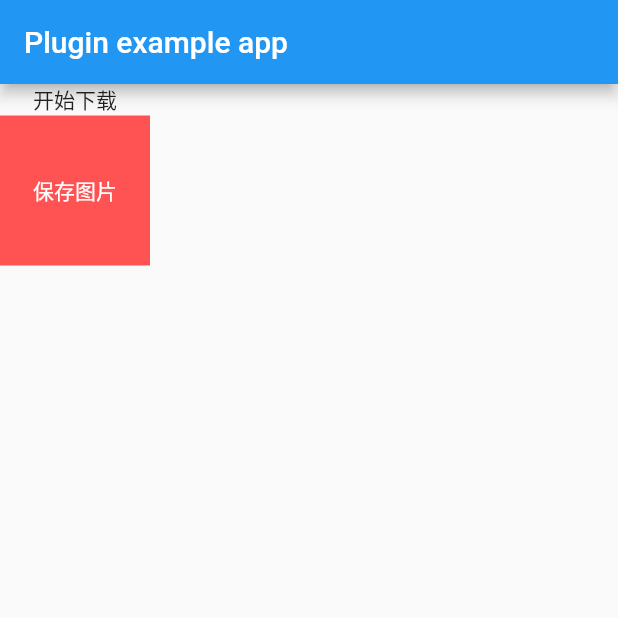
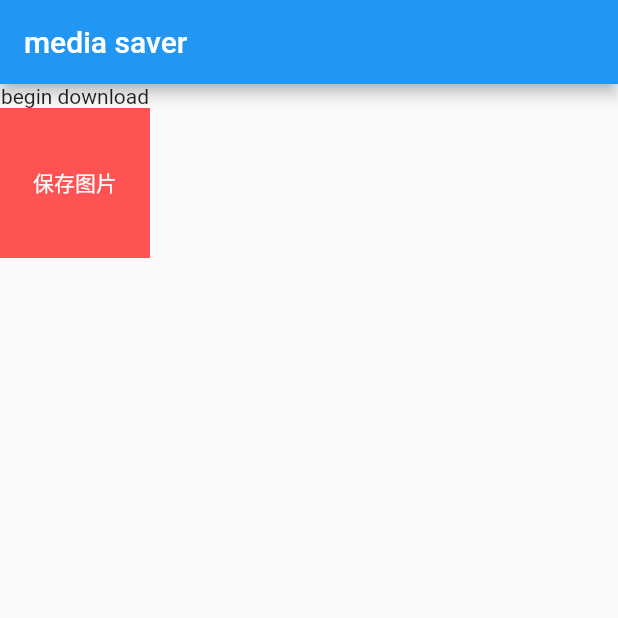
Before and after one commit to FlutterFans/media_saver, a Flutter app: the screen it shows after launch, after a tap on "保存图片", on a phone screen of 412 x 824 dp, the top half of it. Run offline on Flutter 3.47's test engine with Material 2 defaults, Android fonts, the phone set to English and light mode, and no system bars; our stand-ins replace dio; network calls fail.

Commit message:
update code
Signed-off-by: yk3372 <yk3372@gmail.com>

```diff
--- a/example/lib/main.dart
+++ b/example/lib/main.dart
@@ -22,24 +22,24 @@ class _MyAppState extends State<MyApp> {
 
   void _saveImage() async {
     setState(() {
-      state = '开始下载';
+      state = 'begin download';
     });
     var response = await Dio().get(
-      'http://a4.att.hudong.com/21/09/01200000026352136359091694357.jpg',
+      'https://flutter.dev/assets/flutter-lockup-c13da9c9303e26b8d5fc208d2a1fa20c1ef47eb021ecadf27046dea04c0cebf6.png',
       options: Options(responseType: ResponseType.bytes),
     );
     setState(() {
-      state = '下载完成保存中...';
+      state = 'download success, saving...';
     });
 
     String path = await MediaSaver.saveImage(
       Uint8List.fromList(response.data),
       imageType: ImageType.JPG,
-//      fileName: 'saveFileName',
-//      directory: 'demo',
+      fileName: 'saveFileName',
+      directory: 'demo',
     );
     setState(() {
-      state = '保存成功： $path';
+      state = 'savePath： $path';
     });
   }
 
@@ -48,7 +48,7 @@ class _MyAppState extends State<MyApp> {
     return MaterialApp(
       home: Scaffold(
         appBar: AppBar(
-          title: const Text('Plugin example app'),
+          title: const Text('media saver'),
         ),
         body: Container(
           child: Column(
```
Also changed, not shown: lib/media_saver.dart (+4 -3 lines), 3 other files.
